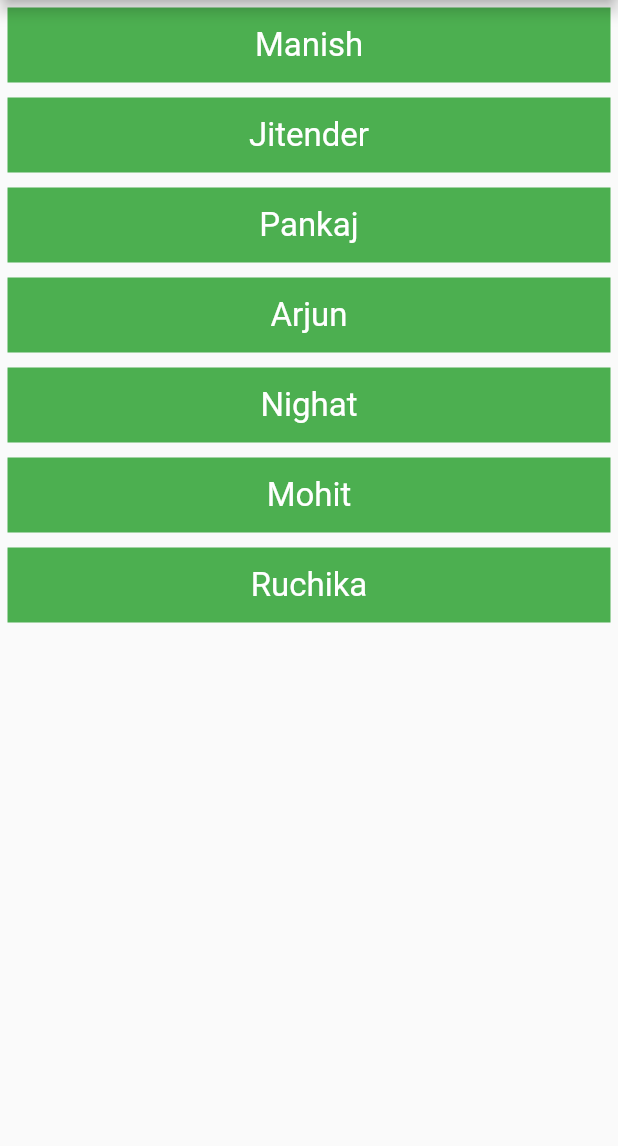
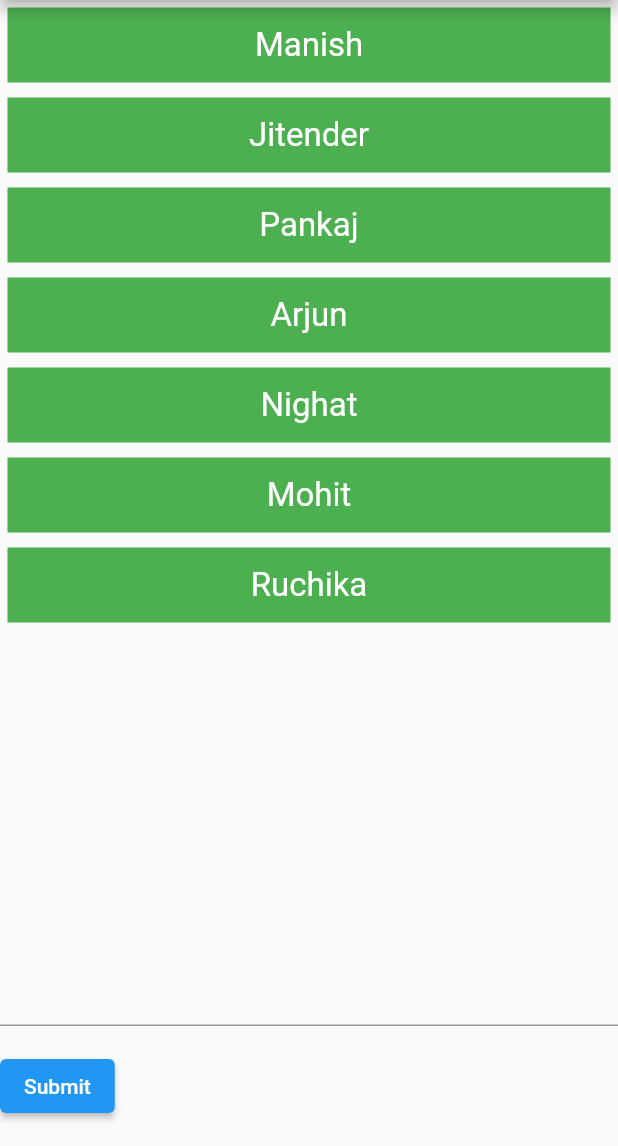
Before and after one commit to arjun-doel/first_flutter_app, a Flutter app: the screen it shows after launch, on a phone screen of 412 x 824 dp, the part 90-1236 px from its top. Run offline on Flutter 3.47's test engine with Material 2 defaults, Android fonts, the phone set to English and light mode, and no system bars.

Commit message:
placed in col

```diff
--- a/lib/list_view.dart
+++ b/lib/list_view.dart
@@ -1,10 +1,9 @@
 import 'package:flutter/material.dart';
-import 'dart:developer' as developer;
 
 class MyListView extends StatelessWidget {
-  MyListView({Key? key}) : super(key: key);
+  const MyListView({Key? key}) : super(key: key);
 
-  final List<String> names = <String>[
+  static const List<String> names = <String>[
     'Manish',
     'Jitender',
     'Pankaj',
--- a/lib/main.dart
+++ b/lib/main.dart
@@ -24,8 +24,12 @@ class HomePage extends StatelessWidget {
   Widget build(BuildContext context) {
     return Scaffold(
       appBar: const MyAppBar(),
-      body: MyListView(),
-      // bottomSheet: const MyCustomForm(),
+      body: Column(
+        children: const <Widget>[
+          Expanded(child: MyListView()),
+          MyCustomForm(),
+        ],
+      ),
     );
   }
 }
```
